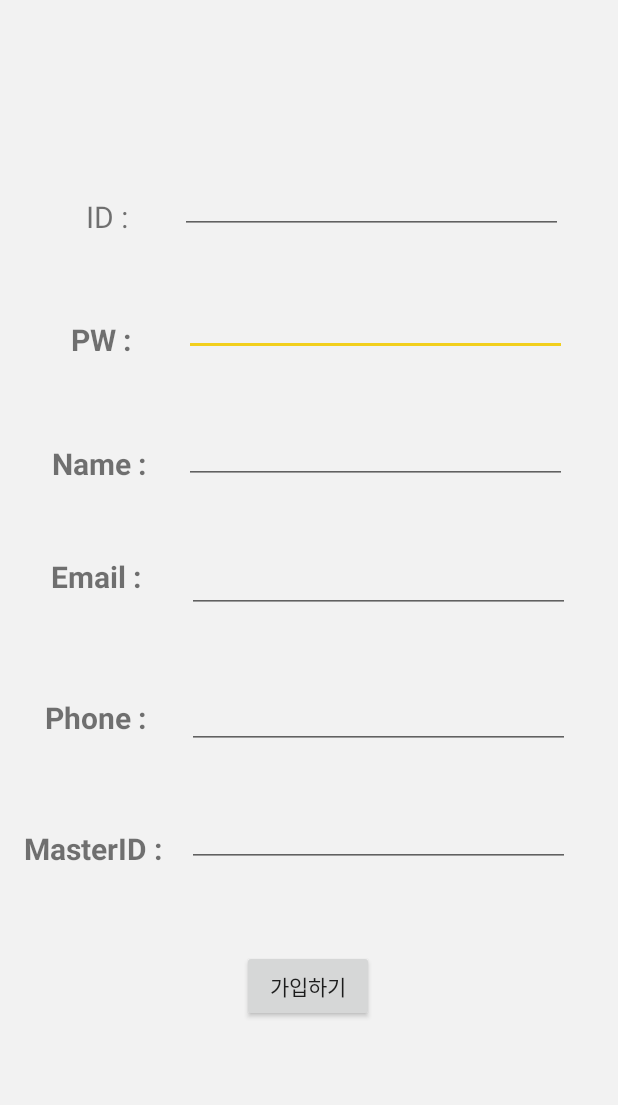
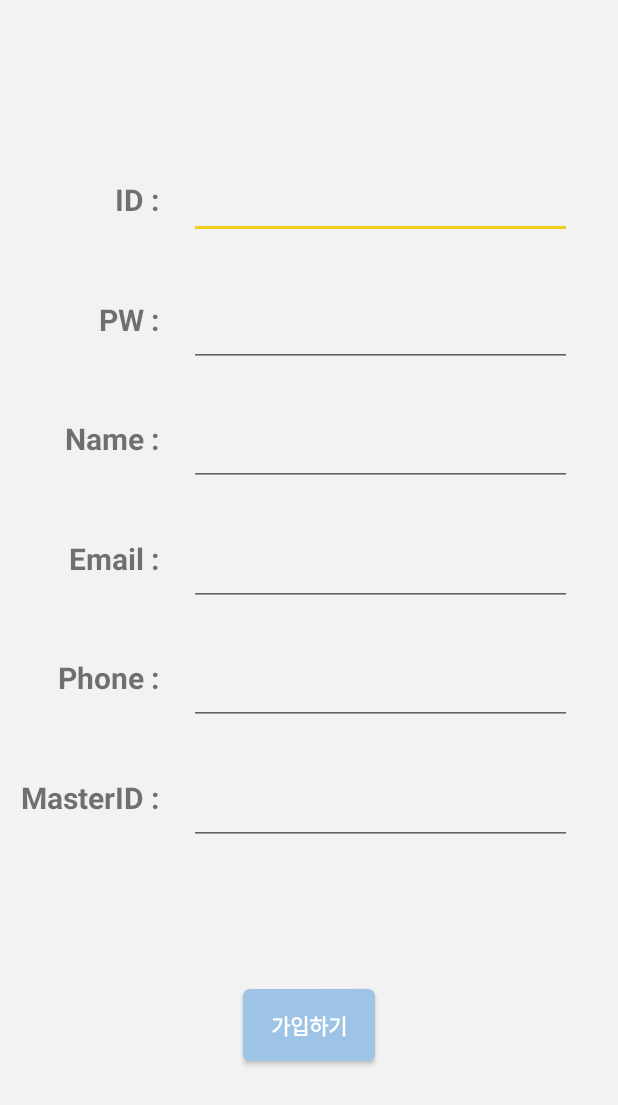
Before and after one commit to Soyeonu/KNU_20201_Project, an Android app: the screen it shows after launch (SignUp), after a tap on "새 차량에 등록", on a phone screen of 412 x 824 dp. Shown: the top 1105 px of the screen. Run offline under Robolectric (Android 15) with nearby library versions, the phone set to English and light mode, and no system bars; our stand-ins replace Firebase (no records; nobody signed in at launch, a user with empty details on screens opened directly).

Commit message:
Add layout
알림 설정, 차량 관리 레이아웃 일부 추가

```diff
--- a/Client Layout/car_project/app/src/main/java/com/example/car_project/ListViewAdapter.java
+++ b/Client Layout/car_project/app/src/main/java/com/example/car_project/ListViewAdapter.java
@@ -30,9 +30,9 @@ public class ListViewAdapter extends BaseAdapter {
         final Context context = parent.getContext();
 
         if(convertView == null) {
-//            LayoutInflater inflater = (LayoutInflater) Context.getSystemService(Context.LAYOUT_INFLATER_SERVICE);
-//            convertView = inflater.inflate(R.layout.listview_item, parent, false);
-            convertView = View.inflate(context, R.layout.listview_item, parent);
+            LayoutInflater inflater = (LayoutInflater) context.getSystemService(Context.LAYOUT_INFLATER_SERVICE);
+            convertView = inflater.inflate(R.layout.listview_item, parent, false);
+            //   convertView = View.inflate(context, R.layout.listview_item, parent);
         }
 
         ImageView iconImageView = convertView.findViewById(R.id.listImg);
--- a/Client Layout/car_project/app/src/main/res/layout/activity_signup.xml
+++ b/Client Layout/car_project/app/src/main/res/layout/activity_signup.xml
@@ -11,14 +11,57 @@
         android:id="@+id/sign_up_btn"
         android:layout_width="wrap_content"
         android:layout_height="wrap_content"
+        android:background="@drawable/round_btn"
         android:onClick="Create_User_id"
         android:text="가입하기"
+        android:textColor="#ffffff"
+        android:textStyle="bold"
         app:layout_constraintBottom_toBottomOf="parent"
         app:layout_constraintEnd_toEndOf="parent"
-        app:layout_constraintHorizontal_bias="0.498"
         app:layout_constraintStart_toStartOf="parent"
         app:layout_constraintTop_toTopOf="parent"
-        app:layout_constraintVertical_bias="0.816" />
+        app:layout_constraintVertical_bias="0.85" />
+
+    <TextView
+        android:id="@+id/text_id"
+        android:layout_width="wrap_content"
+        android:layout_height="wrap_content"
+        android:gravity="center"
+        android:text="ID :"
+        android:textSize="20sp"
+        android:textStyle="bold"
+        app:layout_constraintBottom_toBottomOf="parent"
+        app:layout_constraintEnd_toEndOf="parent"
+        app:layout_constraintHorizontal_bias="0.2"
+        app:layout_constraintStart_toStartOf="parent"
+        app:layout_constraintTop_toTopOf="parent"
+        app:layout_constraintVertical_bias="0.15"
+        tools:textStyle="bold"
+        tools:ignore="DuplicateIds" />
+
+
+    <EditText
+        android:id="@+id/id_input"
+        android:layout_width="255dp"
+        android:layout_height="40dp"
+        android:ems="10"
+        android:inputType="textPersonName"
+        android:layout_marginHorizontal="20dp"
+        app:layout_constraintLeft_toRightOf="@id/text_id"
+        app:layout_constraintTop_toTopOf="@id/text_id" />
+
+    <TextView
+        android:id="@+id/text_pwd"
+        android:layout_width="wrap_content"
+        android:layout_height="wrap_content"
+        android:text=" PW :"
+        android:textSize="20sp"
+        android:textStyle="bold"
+        app:layout_constraintBottom_toBottomOf="parent"
+        app:layout_constraintHorizontal_bias="0.16"
+        app:layout_constraintRight_toRightOf="@id/text_id"
+        app:layout_constraintTop_toTopOf="parent"
+        app:layout_constraintVertical_bias="0.25" />
 
     <EditText
         android:id="@+id/pwd_input"
@@ -26,38 +69,9 @@
         android:layout_height="45dp"
         android:ems="10"
         android:inputType="textPassword"
-        app:layout_constraintBottom_toBottomOf="parent"
-        app:layout_constraintEnd_toEndOf="parent"
-        app:layout_constraintHorizontal_bias="0.782"
-        app:layout_constraintStart_toStartOf="parent"
-        app:layout_constraintTop_toTopOf="parent"
-        app:layout_constraintVertical_bias="0.247" />
-
-    <EditText
-        android:id="@+id/name_input"
-        android:layout_width="255dp"
-        android:layout_height="45dp"
-        android:ems="10"
-        android:inputType="textPersonName"
-        app:layout_constraintBottom_toBottomOf="parent"
-        app:layout_constraintEnd_toEndOf="parent"
-        app:layout_constraintHorizontal_bias="0.782"
-        app:layout_constraintStart_toStartOf="parent"
-        app:layout_constraintTop_toTopOf="parent"
-        app:layout_constraintVertical_bias="0.356" />
-
-    <EditText
-        android:id="@+id/email_input"
-        android:layout_width="255dp"
-        android:layout_height="45dp"
-        android:ems="10"
-        android:inputType="textPersonName"
-        app:layout_constraintBottom_toBottomOf="parent"
-        app:layout_constraintEnd_toEndOf="parent"
-        app:layout_constraintHorizontal_bias="0.794"
-        app:layout_constraintStart_toStartOf="parent"
-        app:layout_constraintTop_toTopOf="parent"
-        app:layout_constraintVertical_bias="0.467" />
+        android:layout_marginHorizontal="20dp"
+        app:layout_constraintLeft_toRightOf="@id/text_pwd"
+        app:layout_constraintTop_toTopOf="@id/text_pwd" />
 
     <TextView
         android:id="@+id/text_name"
@@ -67,11 +81,54 @@
         android:textSize="20sp"
         android:textStyle="bold"
         app:layout_constraintBottom_toBottomOf="parent"
-        app:layout_constraintEnd_toEndOf="parent"
-        app:layout_constraintHorizontal_bias="0.1"
-        app:layout_constraintStart_toStartOf="parent"
+        app:layout_constraintHorizontal_bias="0.11"
+        app:layout_constraintRight_toRightOf="@id/text_id"
         app:layout_constraintTop_toTopOf="parent"
-        app:layout_constraintVertical_bias="0.371" />
+        app:layout_constraintVertical_bias="0.35" />
+
+    <EditText
+        android:id="@+id/name_input"
+        android:layout_width="255dp"
+        android:layout_height="45dp"
+        android:ems="10"
+        android:inputType="textPersonName"
+        android:layout_marginHorizontal="20dp"
+        app:layout_constraintLeft_toRightOf="@id/text_name"
+        app:layout_constraintTop_toTopOf="@id/text_name"/>
+
+    <TextView
+        android:id="@+id/text_email"
+        android:layout_width="wrap_content"
+        android:layout_height="wrap_content"
+        android:text=" Email :"
+        android:textSize="20sp"
+        android:textStyle="bold"
+        app:layout_constraintBottom_toBottomOf="parent"
+        app:layout_constraintRight_toRightOf="@id/text_id"
+        app:layout_constraintTop_toTopOf="parent"
+        app:layout_constraintVertical_bias="0.45" />
+
+    <EditText
+        android:id="@+id/email_input"
+        android:layout_width="255dp"
+        android:layout_height="45dp"
+        android:ems="10"
+        android:inputType="textPersonName"
+        android:layout_marginHorizontal="20dp"
+        app:layout_constraintLeft_toRightOf="@id/text_email"
+        app:layout_constraintTop_toTopOf="@id/text_email" />
+
+    <TextView
+        android:id="@+id/text_phone"
+        android:layout_width="wrap_content"
+        android:layout_height="wrap_content"
+        android:text="Phone :"
+        android:textSize="20sp"
+        android:textStyle="bold"
+        app:layout_constraintBottom_toBottomOf="parent"
+        app:layout_constraintRight_toRightOf="@id/text_id"
+        app:layout_constraintTop_toTopOf="parent"
+        app:layout_constraintVertical_bias="0.55" />
 
     <EditText
         android:id="@+id/phone_input"
@@ -79,96 +136,9 @@
         android:layout_height="45dp"
         android:ems="10"
         android:inputType="phone"
-        app:layout_constraintBottom_toBottomOf="parent"
-        app:layout_constraintEnd_toEndOf="parent"
-        app:layout_constraintHorizontal_bias="0.794"
-        app:layout_constraintStart_toStartOf="parent"
-        app:layout_constraintTop_toTopOf="parent"
-        app:layout_constraintVertical_bias="0.583" />
-
-    <TextView
-        android:id="@+id/text_phone"
-        android:layout_width="70dp"
-        android:layout_height="34dp"
-        android:text="Phone :"
-        android:textSize="20sp"
-        android:textStyle="bold"
-        app:layout_constraintBottom_toBottomOf="parent"
-        app:layout_constraintEnd_toEndOf="parent"
-        app:layout_constraintHorizontal_bias="0.087"
-        app:layout_constraintStart_toStartOf="parent"
-        app:layout_constraintTop_toTopOf="parent"
-        app:layout_constraintVertical_bias="0.588" />
-
-    <TextView
-        android:id="@+id/text_email"
-        android:layout_width="wrap_content"
-        android:layout_height="wrap_content"
-        android:text=" Email : "
-        android:textSize="20sp"
-        android:textStyle="bold"
-        app:layout_constraintBottom_toBottomOf="parent"
-        app:layout_constraintHorizontal_bias="0.085"
-        app:layout_constraintLeft_toLeftOf="parent"
-        app:layout_constraintRight_toRightOf="parent"
-        app:layout_constraintTop_toTopOf="parent"
-        app:layout_constraintVertical_bias="0.465" />
-
-    <TextView
-        android:id="@+id/text_pwd"
-        android:layout_width="wrap_content"
-        android:layout_height="wrap_content"
-        android:text=" PW :"
-        android:textSize="20sp"
-        android:textStyle="bold"
-        app:layout_constraintBottom_toBottomOf="parent"
-        app:layout_constraintHorizontal_bias="0.117"
-        app:layout_constraintLeft_toLeftOf="parent"
-        app:layout_constraintRight_toRightOf="parent"
-        app:layout_constraintTop_toTopOf="parent"
-        app:layout_constraintVertical_bias="0.267" />
-
-    <TextView
-        android:id="@+id/text_email"
-        android:layout_width="wrap_content"
-        android:layout_height="wrap_content"
-        android:gravity="center"
-        android:text="ID :"
-        android:textSize="20sp"
-        app:layout_constraintBottom_toBottomOf="parent"
-        app:layout_constraintEnd_toEndOf="parent"
-        app:layout_constraintHorizontal_bias="0.149"
-        app:layout_constraintStart_toStartOf="parent"
-        app:layout_constraintTop_toTopOf="parent"
-        app:layout_constraintVertical_bias="0.164"
-        tools:textStyle="bold"
-        tools:ignore="DuplicateIds" />
-
-    <EditText
-        android:id="@+id/id_input"
-        android:layout_width="255dp"
-        android:layout_height="40dp"
-        android:ems="10"
-        android:inputType="textPersonName"
-        app:layout_constraintBottom_toBottomOf="parent"
-        app:layout_constraintEnd_toEndOf="parent"
-        app:layout_constraintHorizontal_bias="0.764"
-        app:layout_constraintStart_toStartOf="parent"
-        app:layout_constraintTop_toTopOf="parent"
-        app:layout_constraintVertical_bias="0.148" />
-
-    <EditText
-        android:id="@+id/master_input"
-        android:layout_width="255dp"
-        android:layout_height="45dp"
-        android:ems="10"
-        android:inputType="textPersonName"
-        app:layout_constraintBottom_toBottomOf="parent"
-        app:layout_constraintEnd_toEndOf="parent"
-        app:layout_constraintHorizontal_bias="0.794"
-        app:layout_constraintStart_toStartOf="parent"
-        app:layout_constraintTop_toTopOf="parent"
-        app:layout_constraintVertical_bias="0.684" />
+        android:layout_marginHorizontal="20dp"
+        app:layout_constraintLeft_toRightOf="@id/text_phone"
+        app:layout_constraintTop_toTopOf="@id/text_phone" />
 
     <TextView
         android:id="@+id/text_marterid"
@@ -178,10 +148,20 @@
         android:textSize="20sp"
         android:textStyle="bold"
         app:layout_constraintBottom_toBottomOf="parent"
-        app:layout_constraintEnd_toEndOf="parent"
-        app:layout_constraintHorizontal_bias="0.05"
-        app:layout_constraintStart_toStartOf="parent"
+        app:layout_constraintRight_toRightOf="@id/text_id"
         app:layout_constraintTop_toTopOf="parent"
-        app:layout_constraintVertical_bias="0.693" />
+        app:layout_constraintVertical_bias="0.65" />
+
+
+    <EditText
+        android:id="@+id/master_input"
+        android:layout_width="255dp"
+        android:layout_height="45dp"
+        android:ems="10"
+        android:inputType="textPersonName"
+        android:layout_marginHorizontal="20dp"
+        app:layout_constraintLeft_toRightOf="@id/text_marterid"
+        app:layout_constraintTop_toTopOf="@id/text_marterid" />
+
 
 </androidx.constraintlayout.widget.ConstraintLayout>
```
Also changed, not shown: Client Layout/car_project/app/src/main/java/com/example/car_project/Car_Func_Setting/CustomNoticeDialog.java (added, +65 -0 lines), Client Layout/car_project/app/src/main/java/com/example/car_project/car_func_home.java (+12 -0 lines), Client Layout/car_project/app/src/main/java/com/example/car_project/car_func_mycar.java (+13 -13 lines), Client Layout/car_project/app/src/main/java/com/example/car_project/car_func_setting.java (+50 -3 lines), Client Layout/car_project/app/src/main/res/layout/activity_custom_notice_dialog.xml (added, +9 -0 lines), Client Layout/car_project/app/src/main/res/layout/fragment_car_func_setting.xml (+15 -4 lines).
